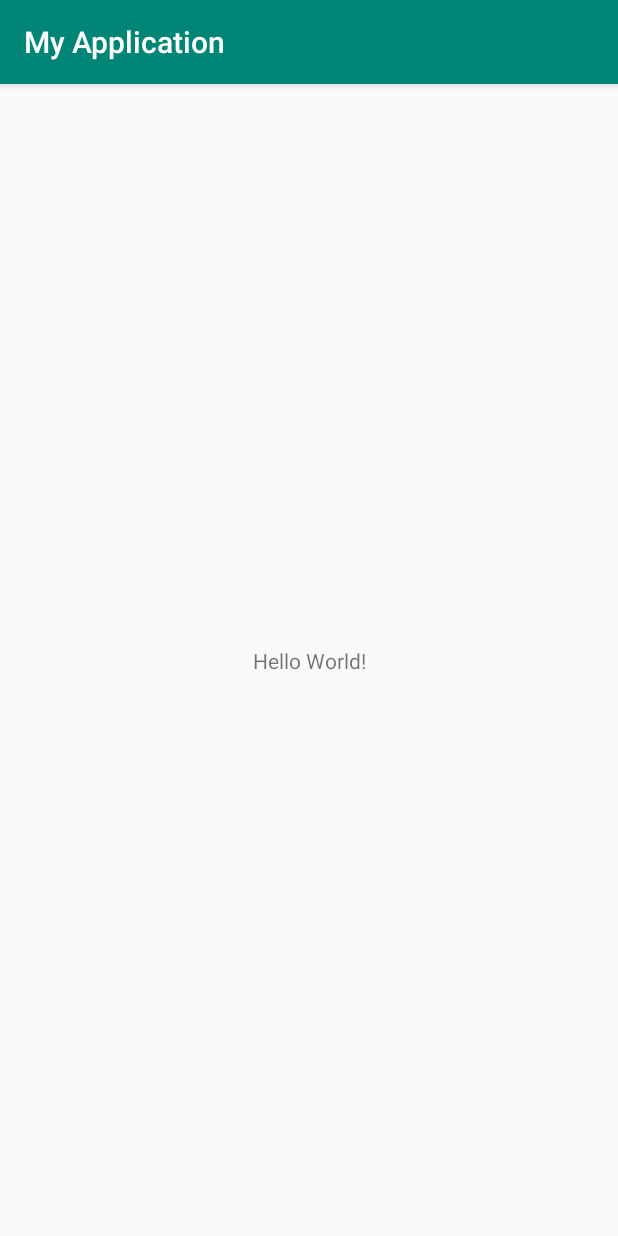
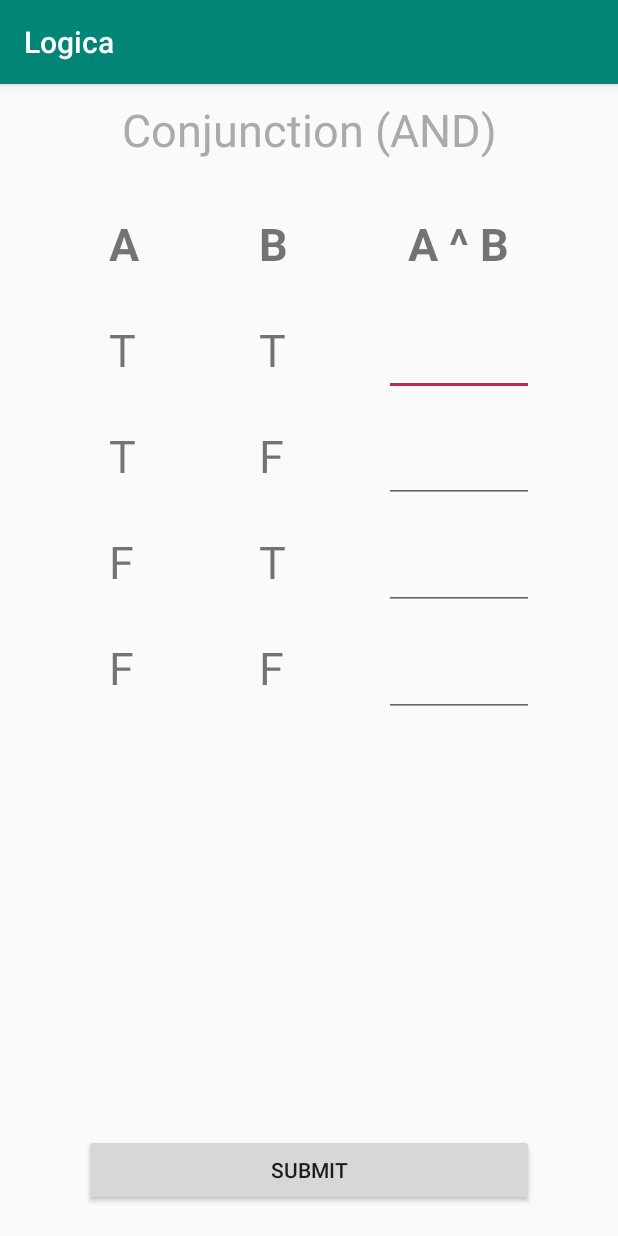
Before and after one commit to LeeonTM/Logica, an Android app: the screen it shows after launch (MainActivity), on a phone screen of 412 x 824 dp. Run offline under Robolectric (Android 15) with nearby library versions, the phone set to English and light mode, and no system bars.

Commit message:
Added assignment files

```diff
--- a/app/src/main/java/com/example/myapplication/MainActivity.kt
+++ b/app/src/main/java/com/example/myapplication/MainActivity.kt
@@ -2,11 +2,25 @@ package com.example.myapplication
 
 import androidx.appcompat.app.AppCompatActivity
 import android.os.Bundle
+import android.widget.Toast
+import kotlinx.android.synthetic.main.activity_main.*
 
 class MainActivity : AppCompatActivity() {
 
     override fun onCreate(savedInstanceState: Bundle?) {
         super.onCreate(savedInstanceState)
         setContentView(R.layout.activity_main)
+        btnSubmit.setOnClickListener{validateAnswers()}
+    }
+
+    private fun validateAnswers() {
+        if(txtCase1.text.toString() == "T" &&
+            txtCase2.text.toString() == "F" &&
+            txtCase3.text.toString() == "F" &&
+            txtCase4.text.toString() == "F") {
+            Toast.makeText(this, getString(R.string.correct), Toast.LENGTH_SHORT).show()
+        } else {
+            Toast.makeText(this, getString(R.string.incorrect), Toast.LENGTH_SHORT).show()
+        }
     }
 }
--- a/app/src/main/res/layout/activity_main.xml
+++ b/app/src/main/res/layout/activity_main.xml
@@ -7,12 +7,118 @@
     tools:context=".MainActivity">
 
     <TextView
+        android:id="@+id/lblTitle"
         android:layout_width="wrap_content"
         android:layout_height="wrap_content"
-        android:text="Hello World!"
-        app:layout_constraintBottom_toBottomOf="parent"
-        app:layout_constraintLeft_toLeftOf="parent"
-        app:layout_constraintRight_toRightOf="parent"
+        android:layout_marginTop="10dp"
+        android:text="@string/title"
+        android:textColor="@android:color/darker_gray"
+        android:textSize="30sp"
+        app:layout_constraintEnd_toEndOf="parent"
+        app:layout_constraintStart_toStartOf="parent"
         app:layout_constraintTop_toTopOf="parent" />
 
+    <TextView
+        android:id="@+id/lblLeftColumn"
+        android:layout_width="wrap_content"
+        android:layout_height="wrap_content"
+        android:layout_marginTop="35dp"
+        android:text="@string/leftColumn"
+        android:textSize="30sp"
+        app:layout_constraintEnd_toStartOf="@+id/lblMiddleColumn"
+        app:layout_constraintStart_toStartOf="parent"
+        app:layout_constraintTop_toBottomOf="@+id/lblTitle" />
+
+    <TextView
+        android:id="@+id/lblMiddleColumn"
+        android:layout_width="wrap_content"
+        android:layout_height="wrap_content"
+        android:layout_marginTop="35dp"
+        android:text="@string/middleColumn"
+        android:textSize="30sp"
+        app:layout_constraintEnd_toStartOf="@+id/lblRightColumn"
+        app:layout_constraintStart_toEndOf="@+id/lblLeftColumn"
+        app:layout_constraintTop_toBottomOf="@+id/lblTitle" />
+
+    <TextView
+        android:id="@+id/lblRightColumn"
+        android:layout_width="wrap_content"
+        android:layout_height="wrap_content"
+        android:layout_marginTop="35dp"
+        android:text="@string/rightColumn"
+        android:textSize="30sp"
+        app:layout_constraintEnd_toEndOf="parent"
+        app:layout_constraintStart_toEndOf="@+id/lblMiddleColumn"
+        app:layout_constraintTop_toBottomOf="@+id/lblTitle" />
+
+    <EditText
+        android:id="@+id/txtCase1"
+        android:layout_width="100dp"
+        android:layout_height="wrap_content"
+        android:layout_marginTop="20dp"
+        android:digits="TF"
+        android:ems="10"
+        android:inputType="textCapCharacters"
+        android:maxLength="1"
+        android:textAlignment="center"
+        android:textSize="30sp"
+        app:layout_constraintEnd_toEndOf="parent"
+        app:layout_constraintStart_toEndOf="@+id/lblMiddleColumn"
+        app:layout_constraintTop_toBottomOf="@+id/lblRightColumn" />
+
+    <EditText
+        android:id="@+id/txtCase2"
+        android:layout_width="100dp"
+        android:layout_height="wrap_content"
+        android:layout_marginTop="10dp"
+        android:digits="TF"
+        android:ems="10"
+        android:inputType="textCapCharacters"
+        android:maxLength="1"
+        android:textAlignment="center"
+        android:textSize="30sp"
+        app:layout_constraintEnd_toEndOf="parent"
+        app:layout_constraintStart_toEndOf="@+id/lblMiddleColumn"
+        app:layout_constraintTop_toBottomOf="@+id/txtCase1" />
+
+    <EditText
+        android:id="@+id/txtCase3"
+        android:layout_width="100dp"
+        android:layout_height="wrap_content"
+        android:layout_marginTop="10dp"
+        android:digits="TF"
+        android:ems="10"
+        android:inputType="textCapWords"
+        android:maxLength="1"
+        android:textAlignment="center"
+        android:textSize="30sp"
+        app:layout_constraintEnd_toEndOf="parent"
+        app:layout_constraintStart_toEndOf="@+id/lblMiddleColumn"
+        app:layout_constraintTop_toBottomOf="@+id/txtCase2" />
+
+    <EditText
+        android:id="@+id/txtCase4"
+        android:layout_width="100dp"
+        android:layout_height="wrap_content"
+        android:layout_marginTop="10dp"
+        android:digits="TF"
+        android:ems="10"
+        android:inputType="textCapCharacters"
+        android:maxLength="1"
+        android:textAlignment="center"
+        android:textSize="30sp"
+        app:layout_constraintEnd_toEndOf="parent"
+        app:layout_constraintStart_toEndOf="@+id/lblMiddleColumn"
+        app:layout_constraintTop_toBottomOf="@+id/txtCase3" />
+
+    <Button
+        android:id="@+id/btnSubmit"
+        android:layout_width="300dp"
+        android:layout_height="wrap_content"
+        android:layout_marginBottom="20dp"
+        android:text="Submit"
+        app:layout_constraintBottom_toBottomOf="parent"
+        app:layout_constraintEnd_toEndOf="parent"
+        app:layout_constraintStart_toStartOf="parent" />
+
 </androidx.constraintlayout.widget.ConstraintLayout>
--- a/app/src/main/res/values/strings.xml
+++ b/app/src/main/res/values/strings.xml
@@ -1,3 +1,9 @@
 <resources>
-    <string name="app_name">My Application</string>
+    <string name="app_name">Logica</string>
+    <string name="title">Conjunction (AND)</string>
+    <string name="leftColumn"><b>A</b> \n\nT \n\nT \n\nF \n\nF</string>
+    <string name="middleColumn"><b>B</b> \n\nT \n\nF \n\nT \n\nF</string>
+    <string name="rightColumn"><b>A ^ B</b></string>
+    <string name="correct">Correct!</string>
+    <string name="incorrect">Incorrect!</string>
 </resources>
```
